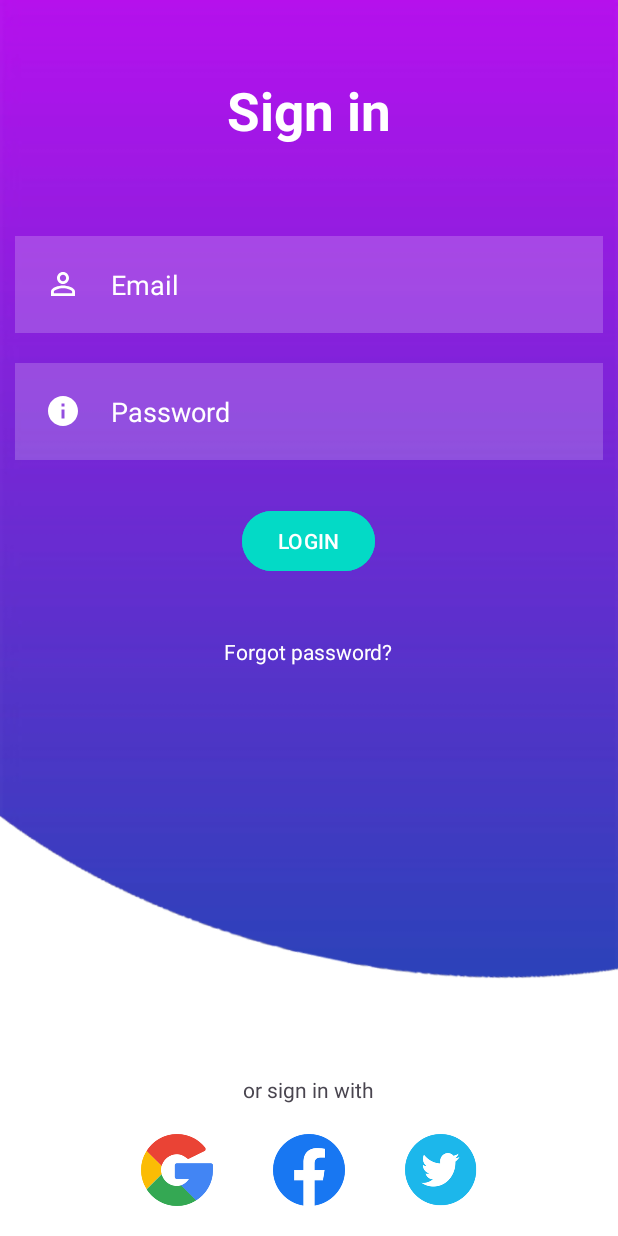
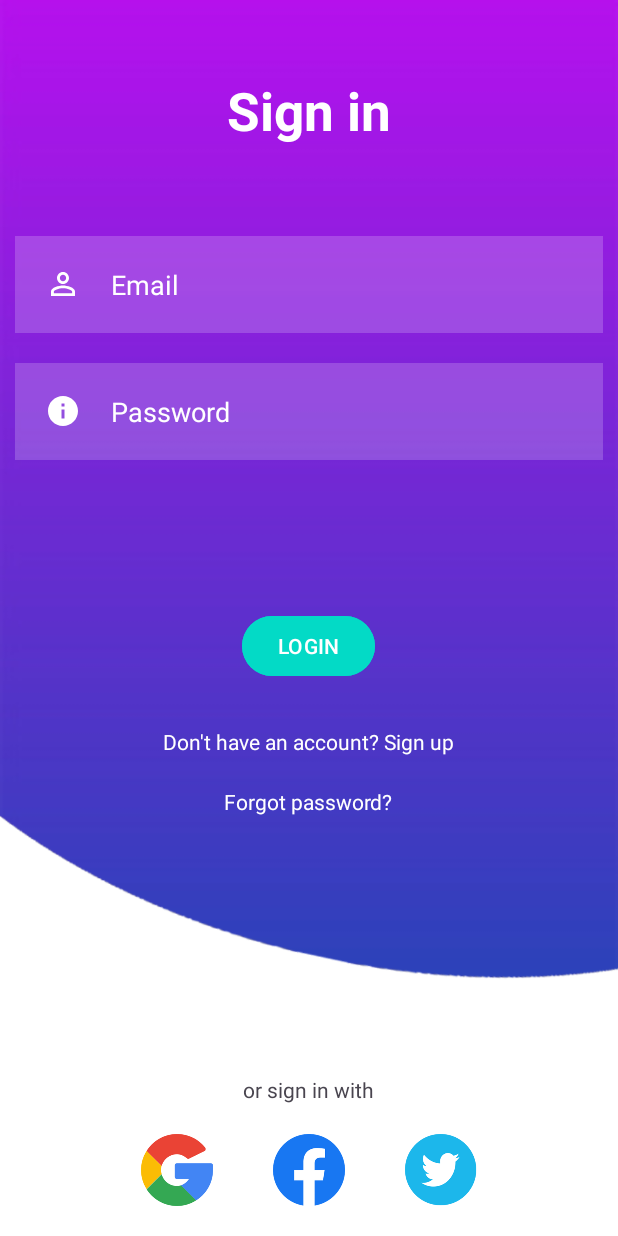
Before and after one commit to mlab1308/PROYECTO-DAM-Mohamed, an Android app: the loginActivity screen opened directly, with no data from a screen before it, on a phone screen of 412 x 824 dp. Run offline under Robolectric (Android 15) with nearby library versions, the phone set to English and light mode, and no system bars; our stand-ins replace Firebase (no records; nobody signed in at launch, a user with empty details on screens opened directly); Roboto replaces fonts that are not available here.

Commit message:
Creacion activity registrocon funcionalidad y navegacion entre login y registro

```diff
--- a/AutolabibScan/app/src/main/java/iesmm/pmdm/autolabibscan/loginActivity.java
+++ b/AutolabibScan/app/src/main/java/iesmm/pmdm/autolabibscan/loginActivity.java
@@ -7,6 +7,7 @@ import android.content.Intent;
 import android.os.Bundle;
 import android.view.View;
 import android.widget.Button;
+import android.widget.EditText;
 import android.widget.TextView;
 import android.widget.Toast;
 
@@ -19,8 +20,9 @@ import com.google.firebase.auth.FirebaseAuth;
 public class loginActivity extends AppCompatActivity {
     // Declaración de variables
     private Button btnLogin;
-    private TextView txtEmail, txtPassword;
+    private EditText edtEmail, edtPassword;
     private FirebaseAuth mAuth;
+    private TextView txtRegisterRedirect;
 
     @Override
     protected void onCreate(Bundle savedInstanceState) {
@@ -32,16 +34,27 @@ public class loginActivity extends AppCompatActivity {
 
         // Referencia elementos del layout
         btnLogin = findViewById(R.id.btnLogin);
-        txtEmail = findViewById(R.id.txtEmail);
-        txtPassword = findViewById(R.id.txtPassword);
+        edtEmail = findViewById(R.id.edtEmail);
+        edtPassword = findViewById(R.id.edtPassword);
+        txtRegisterRedirect = findViewById(R.id.txtRegisterRedirect);
+
+        //Accion onClick en redirigir al registro
+        txtRegisterRedirect.setOnClickListener(new View.OnClickListener() {
+            @Override
+            public void onClick(View v) {
+                // Redirecciona a la pantalla de registro
+                Intent intent = new Intent(loginActivity.this, registerActivity.class);
+                startActivity(intent);
+            }
+        });
 
         // Configuración del Listener para el botón de inicio de sesión
         btnLogin.setOnClickListener(new View.OnClickListener() {
             @Override
             public void onClick(View v) {
                 // Obtención de los valores de los campos de correo electrónico y contraseña
-                String emailUser = txtEmail.getText().toString().trim();
-                String passwordUser = txtPassword.getText().toString().trim();
+                String emailUser = edtEmail.getText().toString().trim();
+                String passwordUser = edtPassword.getText().toString().trim();
 
                 // Verificación de si los campos están vacíos
                 if (emailUser.isEmpty() && passwordUser.isEmpty()) {
--- a/AutolabibScan/app/src/main/res/layout/activity_login.xml
+++ b/AutolabibScan/app/src/main/res/layout/activity_login.xml
@@ -8,18 +8,21 @@
     tools:context=".MainActivity">
 
     <TextView
+        android:id="@+id/signin"
         android:layout_width="match_parent"
         android:layout_height="wrap_content"
-        android:id="@+id/signin"
+        android:layout_marginStart="50dp"
+        android:layout_marginTop="50dp"
+        android:layout_marginEnd="50dp"
+        android:layout_marginBottom="50dp"
+        android:gravity="center"
         android:text="Sign in"
         android:textColor="@color/white"
         android:textSize="35dp"
-        android:textStyle="bold"
-        android:layout_margin="50dp"
-        android:gravity="center"/>
+        android:textStyle="bold" />
 
     <EditText
-        android:id="@+id/txtEmail"
+        android:id="@+id/edtEmail"
         android:layout_width="match_parent"
         android:layout_height="wrap_content"
         android:layout_below="@id/signin"
@@ -36,10 +39,10 @@
         android:textColorHint="@color/white" />
 
     <EditText
+        android:id="@+id/edtPassword"
         android:layout_width="match_parent"
         android:layout_height="wrap_content"
-        android:id="@+id/txtPassword"
-        android:layout_below="@id/txtEmail"
+        android:layout_below="@id/edtEmail"
         android:background="#30ffffff"
         android:hint="Password"
         android:textColorHint="@color/white"
@@ -54,29 +57,44 @@
         android:id="@+id/btnLogin"
         android:layout_width="wrap_content"
         android:layout_height="wrap_content"
-        android:layout_below="@id/txtPassword"
+        android:layout_below="@id/edtPassword"
         android:layout_centerHorizontal="true"
         android:layout_marginStart="20dp"
-        android:layout_marginTop="20dp"
+        android:layout_marginTop="90dp"
         android:layout_marginEnd="20dp"
         android:layout_marginBottom="20dp"
         android:backgroundTint="@color/design_default_color_secondary"
         android:text="LOGIN" />
+    <TextView
+        android:id="@+id/txtRegisterRedirect"
+        android:layout_width="wrap_content"
+        android:layout_height="wrap_content"
+        android:layout_below="@id/btnLogin"
+        android:layout_centerHorizontal="true"
+        android:layout_marginTop="10dp"
+        android:text="Don't have an account? Sign up"
+        android:textColor="@color/white"
+        android:clickable="true"
+        android:focusable="true" />
+    <TextView
+        android:id="@+id/forgotpass"
+        android:layout_width="wrap_content"
+        android:layout_height="wrap_content"
+        android:layout_below="@id/btnLogin"
+        android:layout_centerHorizontal="true"
+        android:layout_marginStart="20dp"
+        android:layout_marginTop="50dp"
+        android:layout_marginEnd="20dp"
+        android:layout_marginBottom="20dp"
+        android:text="Forgot password?"
+        android:textColor="@color/white" />
+
+
 
     <TextView
+        android:id="@+id/others"
         android:layout_width="wrap_content"
         android:layout_height="wrap_content"
-        android:id="@+id/forgotpass"
-        android:layout_below="@id/btnLogin"
-        android:text="Forgot password?"
-        android:textColor="@color/white"
-        android:layout_centerHorizontal="true"
-        android:layout_margin="20dp"/>
-
-    <TextView
-        android:layout_width="wrap_content"
-        android:layout_height="wrap_content"
-        android:id="@+id/others"
         android:layout_above="@id/socialicons"
         android:text="or sign in with"
         android:layout_centerHorizontal="true"/>
```
Also changed, not shown: AutolabibScan/app/src/main/AndroidManifest.xml (+7 -4 lines), AutolabibScan/app/src/main/java/iesmm/pmdm/autolabibscan/registerActivity.java (added, +85 -0 lines), AutolabibScan/app/src/main/res/layout/activity_register.xml (added, +134 -0 lines).
